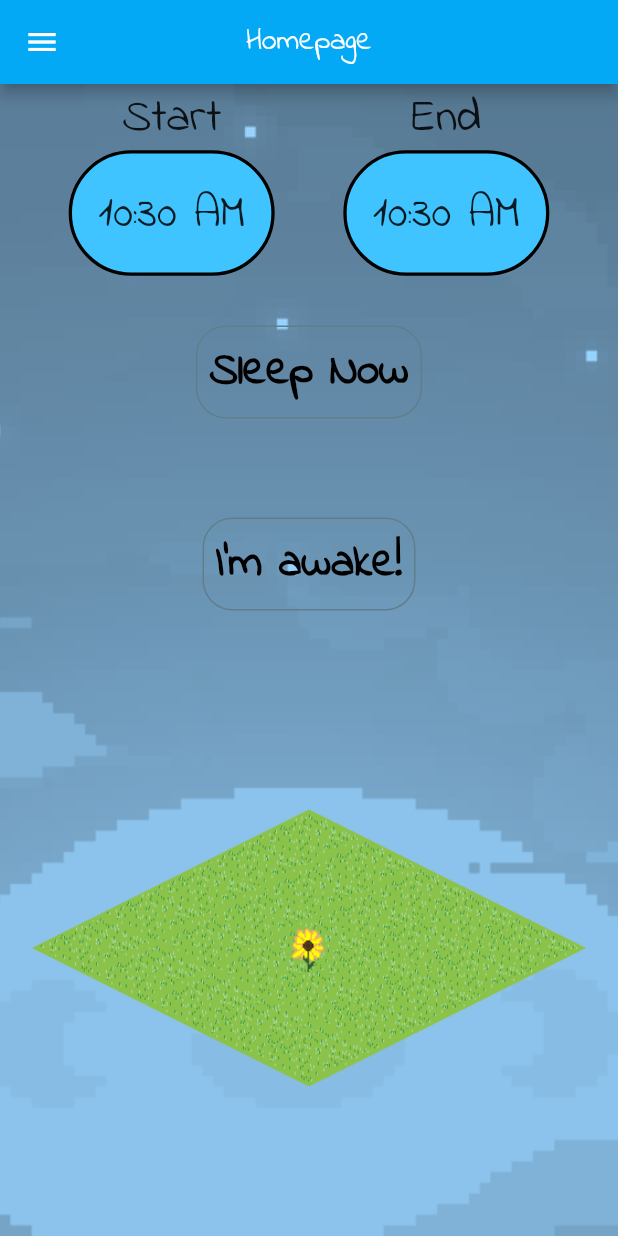
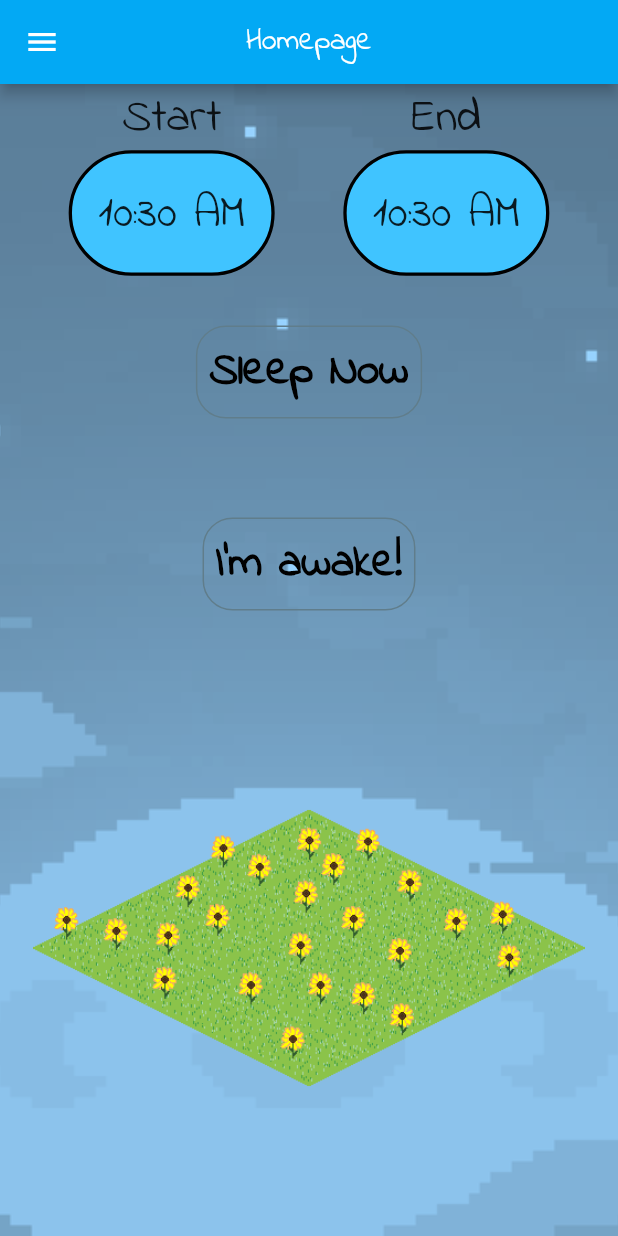
Before and after one commit to yuuutong/Orbital-Project, a Flutter app: the HomeScreen screen opened directly, on a phone screen of 412 x 824 dp. Run offline on Flutter 3.47's test engine with Material 2 defaults, Android fonts, the phone set to English and light mode, and no system bars; our stand-ins replace cloud_firestore, firebase_auth, firebase_core, fl_chart, flutter_spinkit, flutter_tags and 1 more; missing offline and left inert: dart:ffi; accounts and stored records are empty.

```diff
--- a/sleeplah/lib/home_page/HomeScreen.dart
+++ b/sleeplah/lib/home_page/HomeScreen.dart
@@ -56,9 +56,9 @@ class _HomeScreenState extends State<HomeScreen> {
                 alignment: Alignment.center,
                 children: const <Widget>[
                   Image(
-                      image: AssetImage("assets/images/field.png"),
+                      image: AssetImage("assets/images/sunflower_field.png"),
                       fit: BoxFit.fitWidth),
-                  Image(image: AssetImage("assets/images/sunflower.png")),
+                  // Image(image: AssetImage("assets/images/sunflower.png")),
                 ],
               ),
             ),
```
Also changed, not shown: sleeplah/assets/images/sunflower_field.png (added).
